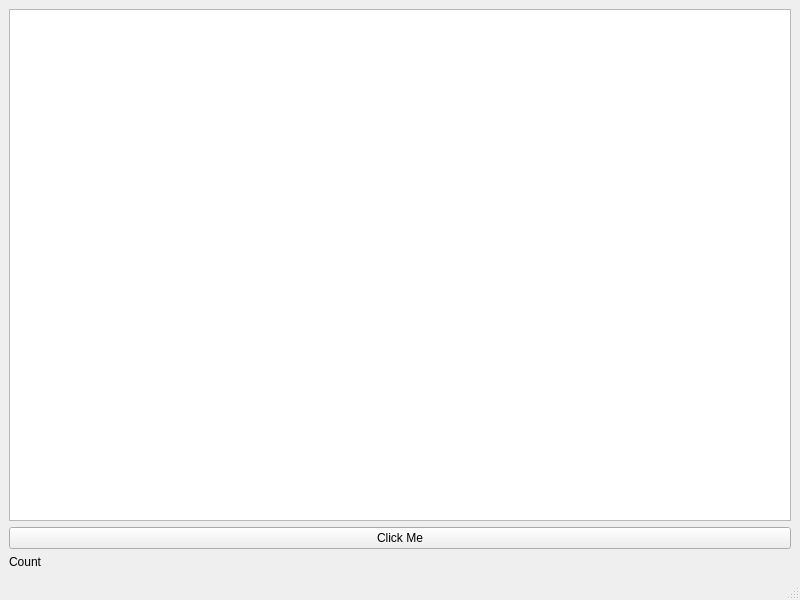
Before: the Qt Designer form mainwindow.ui in giuliohome/qt-table-view, drawn with Qt 5.
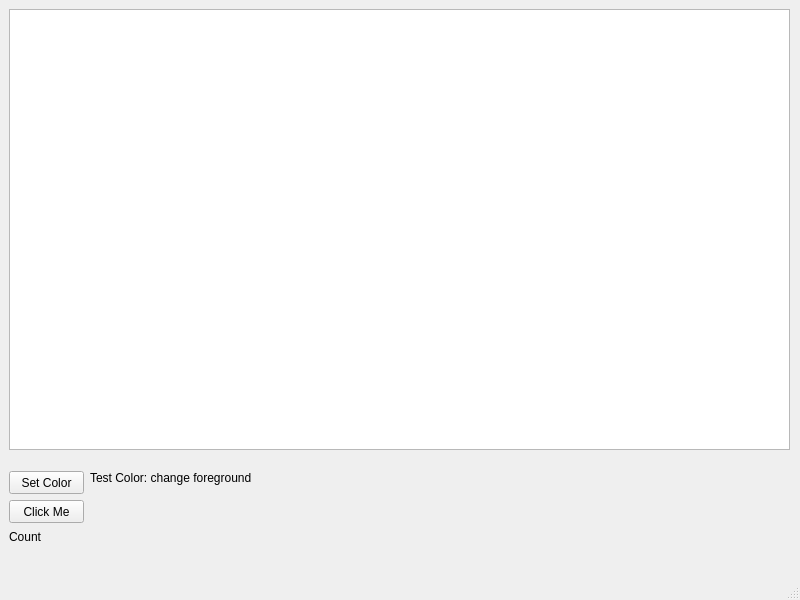
After: the same form once the commit is applied.

What changed in the file:
```diff
--- a/mainwindow.ui
+++ b/mainwindow.ui
@@ -14,28 +14,79 @@
    <string>My Qt App</string>
   </property>
   <widget class="QWidget" name="centralwidget">
-   <layout class="QVBoxLayout" name="verticalLayout">
-    <item>
-     <widget class="QTableView" name="tableView"/>
-    </item>
-    <item>
+   <widget class="QTableView" name="tableView">
+    <property name="geometry">
+     <rect>
+      <x>9</x>
+      <y>9</y>
+      <width>781</width>
+      <height>441</height>
+     </rect>
+    </property>
+   </widget>
      <widget class="QPushButton" name="pushButton">
+    <property name="geometry">
+     <rect>
+      <x>9</x>
+      <y>500</y>
+      <width>75</width>
+      <height>23</height>
+     </rect>
+    </property>
       <property name="text">
        <string>Click Me</string>
       </property>
      </widget>
-    </item>
-    <item>
      <widget class="QLabel" name="label">
+    <property name="geometry">
+     <rect>
+      <x>9</x>
+      <y>529</y>
+      <width>771</width>
+      <height>16</height>
+     </rect>
+    </property>
       <property name="text">
        <string>Count</string>
       </property>
      </widget>
-    </item>
-    <item>
+   <widget class="QPushButton" name="pushButton_2">
+    <property name="geometry">
+     <rect>
+      <x>9</x>
+      <y>471</y>
+      <width>75</width>
+      <height>23</height>
+     </rect>
+    </property>
+    <property name="text">
+     <string>Set Color</string>
+    </property>
+   </widget>
+   <widget class="QLabel" name="label_2">
+    <property name="geometry">
+     <rect>
+      <x>90</x>
+      <y>470</y>
+      <width>211</width>
+      <height>16</height>
+     </rect>
+    </property>
+    <property name="text">
+     <string>Test Color: change foreground</string>
+    </property>
+   </widget>
+   <widget class="QWidget" name="layoutWidget">
+    <property name="geometry">
+     <rect>
+      <x>0</x>
+      <y>0</y>
+      <width>2</width>
+      <height>2</height>
+     </rect>
+    </property>
      <layout class="QGridLayout" name="gridLayout"/>
-    </item>
-   </layout>
+   </widget>
   </widget>
   <widget class="QMenuBar" name="menubar">
    <property name="geometry">
```
Lines whose indentation alone changed are shown as unchanged.
